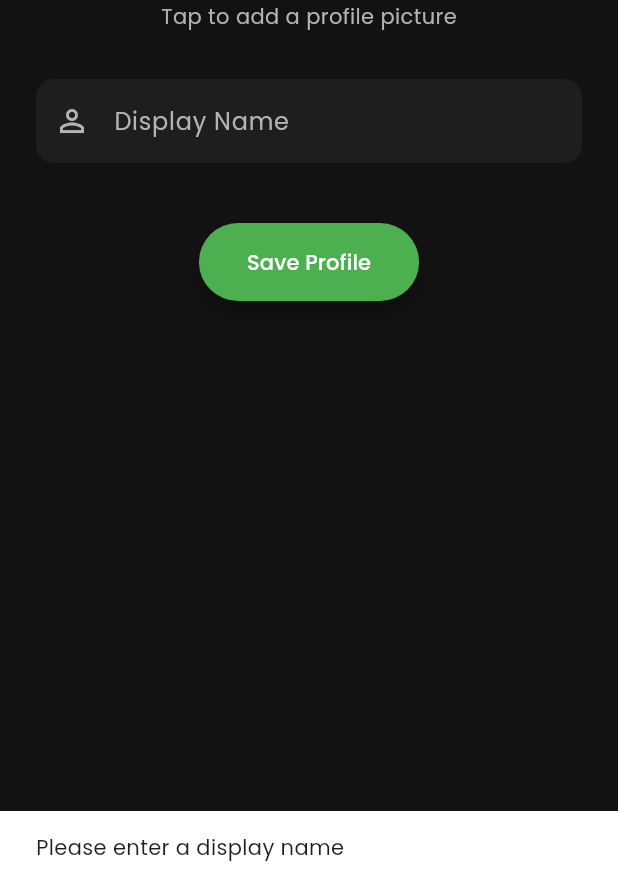
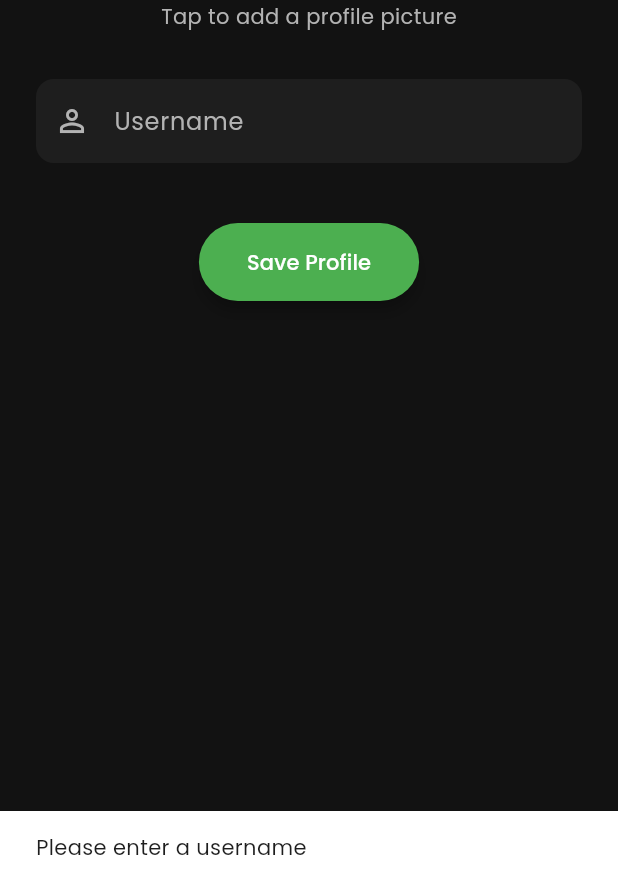
Before and after one commit to C-Ronny/cliq, a Flutter app: the ProfileSetupScreen screen opened by its route, after a tap on "Save Profile", on a phone screen of 412 x 824 dp. Shown: the part 353-1233 px from the top of the screen. Run offline on Flutter 3.47's test engine with Material 3 defaults, Android fonts, the phone set to English and light mode, and no system bars; our stand-ins replace flutter_dotenv, go_router, google_fonts, image_picker, permission_handler, supabase_flutter; accounts and stored records are empty.

```diff
--- a/lib/presentation/screens/profile_screen.dart
+++ b/lib/presentation/screens/profile_screen.dart
@@ -13,7 +13,7 @@ class ProfileSetupScreen extends StatefulWidget {
 }
 
 class _ProfileSetupScreenState extends State<ProfileSetupScreen> {
-  final _displayNameController = TextEditingController();
+  final _usernameController = TextEditingController();
   File? _profileImage;
   final _picker = ImagePicker();
   bool _isLoading = false;
@@ -26,7 +26,7 @@ class _ProfileSetupScreenState extends State<ProfileSetupScreen> {
 
   @override
   void dispose() {
-    _displayNameController.dispose();
+    _usernameController.dispose();
     super.dispose();
   }
 
@@ -35,7 +35,9 @@ class _ProfileSetupScreenState extends State<ProfileSetupScreen> {
     final user = supabase.auth.currentUser;
     if (user == null) {
       print('No user logged in, redirecting to login');
+      if (mounted) {
         context.go('/login');
+      }
       return;
     }
 
@@ -48,14 +50,13 @@ class _ProfileSetupScreenState extends State<ProfileSetupScreen> {
 
     print('Profile check response: $response');
     if (response != null) {
-    final displayName = response['display_name'] as String?;
+      final username = response['username'] as String?;
       final profileImageUrl = response['profile_image_url'] as String?;
-    if (displayName != null &&
-        displayName.trim().isNotEmpty &&
-        profileImageUrl != null &&
-        profileImageUrl.trim().isNotEmpty) {
-      print('Profile already set up (display_name: $displayName, profile_image_url: $profileImageUrl), redirecting to home');
+      if (username != null && username.trim().isNotEmpty) {
+        print('Profile already set up (username: $username, profile_image_url: $profileImageUrl), redirecting to home');
+        if (mounted) {
           context.go('/home');
+        }
       }
     }
   }
@@ -192,10 +193,10 @@ class _ProfileSetupScreenState extends State<ProfileSetupScreen> {
     final user = supabase.auth.currentUser;
     if (user == null) throw 'No user logged in';
 
-    final displayName = _displayNameController.text.trim();
-    if (displayName.isEmpty) {
+    final username = _usernameController.text.trim();
+    if (username.isEmpty) {
       ScaffoldMessenger.of(context).showSnackBar(
-        const SnackBar(content: Text('Please enter a display name')),
+        const SnackBar(content: Text('Please enter a username')),
       );
       setState(() {
         _isLoading = false;
@@ -213,12 +214,20 @@ class _ProfileSetupScreenState extends State<ProfileSetupScreen> {
       print('No profile image uploaded, proceeding without profile_image_url');
     }
 
+    // Fetch existing user data to preserve first_name and last_name
+    final existingUser = await supabase
+        .from('users')
+        .select('first_name, last_name')
+        .eq('id', user.id)
+        .single();
+
     await supabase.from('users').upsert({
       'id': user.id,
       'email': user.email,
-      'display_name': displayName,
+      'username': username,
       'profile_image_url': profileImageUrl,
-      'username': user.userMetadata?['username'],
+      'first_name': existingUser['first_name'],
+      'last_name': existingUser['last_name'],
     });
 
     print('Profile saved successfully for user ID: ${user.id}');
@@ -309,9 +318,9 @@ class _ProfileSetupScreenState extends State<ProfileSetupScreen> {
               ),
               const SizedBox(height: 32),
               TextField(
-                controller: _displayNameController,
+                controller: _usernameController,
                 decoration: const InputDecoration(
-                  hintText: 'Display Name',
+                  hintText: 'Username',
                   prefixIcon: Icon(Icons.person_outline),
                 ),
                 style: const TextStyle(color: Color(0xFFFFFFFF)),
--- a/lib/presentation/screens/splash_screen.dart
+++ b/lib/presentation/screens/splash_screen.dart
@@ -50,16 +50,16 @@ class _SplashScreenState extends State<SplashScreen> {
         return;
       }
 
-      final displayName = response['display_name'] as String?;
-      print('Display name: $displayName');
+      final username = response['username'] as String?;
+      print('Username: $username');
 
-      if (displayName != null && displayName.trim().isNotEmpty) {
-        print('User has a display name set (display_name: $displayName), navigating to Home Screen');
+      if (username != null && username.trim().isNotEmpty) {
+        print('User has a username set (username: $username), navigating to Home Screen');
         if (mounted) {
           context.go('/home');
         }
       } else {
-        print('User does not have a display name set, navigating to Profile Setup Screen');
+        print('User does not have a username set, navigating to Profile Setup Screen');
         if (mounted) {
           context.go('/profile');
         }
```
Also changed, not shown: lib/presentation/screens/register_screen.dart (+33 -26 lines). Lines whose indentation alone changed are shown as unchanged.
